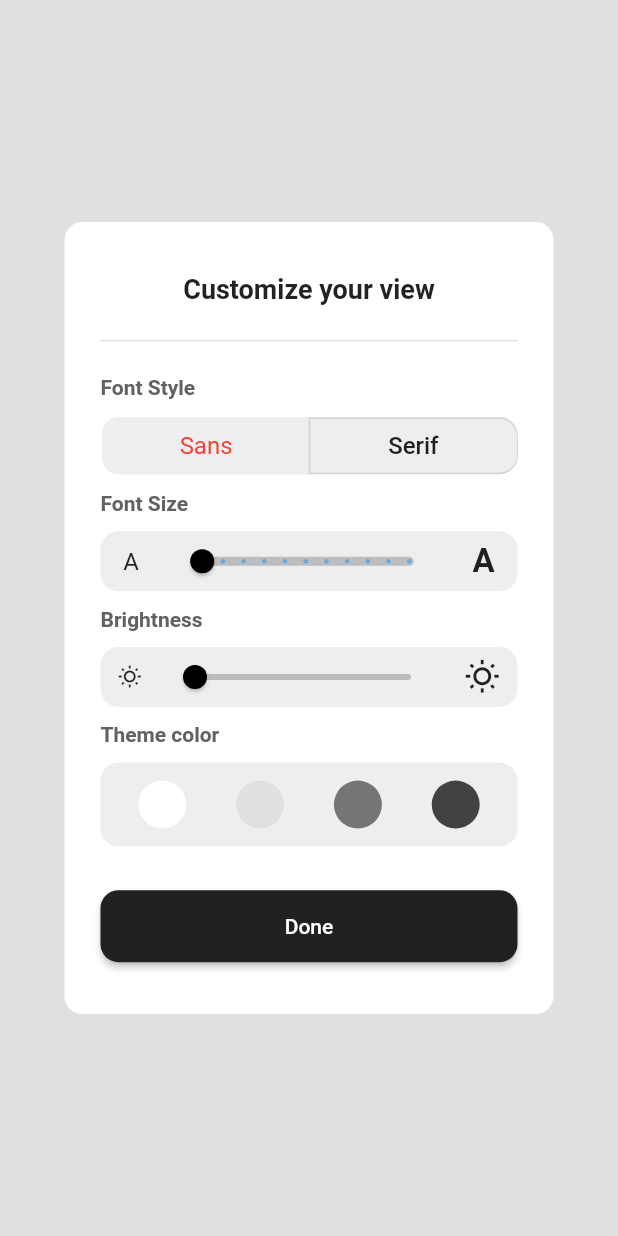
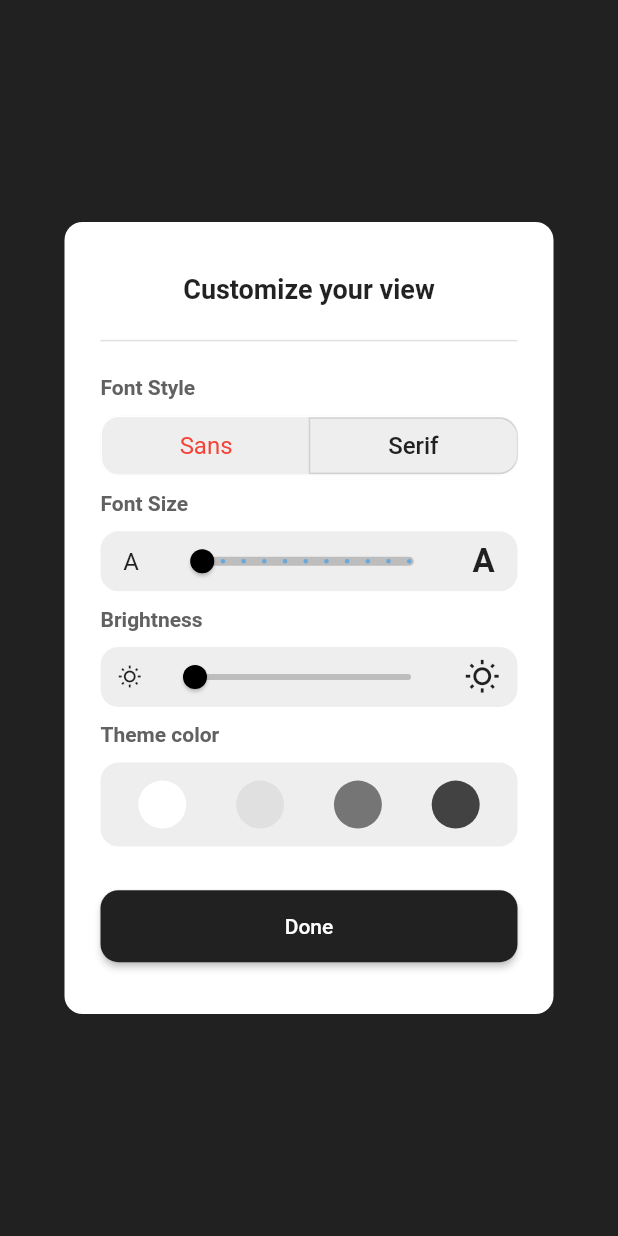
Before and after one commit to ZayniddinMamarasulov/DigiNews, a Flutter app: the screen it shows after launch, after a tap on the "title" icon, on a phone screen of 412 x 824 dp. Run offline on Flutter 3.47's test engine with Material 2 defaults, Android fonts, the phone set to English and light mode, and no system bars; our stand-ins replace bouncing_widget, carousel_slider, google_fonts, intl_phone_number_input.

Commit message:
nmadir ozgardi

```diff
--- a/lib/screens/dashboard/customread_page/brightnes.dart
+++ b/lib/screens/dashboard/customread_page/brightnes.dart
@@ -7,9 +7,9 @@ class BrightnesPage extends StatefulWidget {
   State<BrightnesPage> createState() => _BrightnesPageState();
 }
 
+int brightness = 0;
+
 class _BrightnesPageState extends State<BrightnesPage> {
-  double count = 0.0;
-
   @override
   Widget build(BuildContext context) {
     return Row(
@@ -22,22 +22,20 @@ class _BrightnesPageState extends State<BrightnesPage> {
         SliderTheme(
           data: SliderThemeData(
               activeTrackColor: Colors.black,
-              thumbShape:
-                  const RoundSliderThumbShape(enabledThumbRadius: 8.0),
+              thumbShape: const RoundSliderThumbShape(enabledThumbRadius: 8.0),
               trackHeight: 4.0,
               inactiveTrackColor: Colors.grey[400],
               thumbColor: Colors.black,
               minThumbSeparation: 100.0,
               valueIndicatorTextStyle: const TextStyle(fontSize: 10.0),
               valueIndicatorColor: Colors.teal),
-          child: Slider(
+          child: Slider.adaptive(
               min: 0.0,
-              max: 100.0,
-              value: count,
-              onChanged: (value) {
-                setState(() {
-                  count = value;
-                });
+              max: 800.0,
+              label: "$brightness",
+              value: brightness.toDouble(),
+              onChanged: (newBrightness) {
+                setState(() => brightness = newBrightness.toInt());
               }),
         ),
         const Icon(Icons.wb_sunny_outlined),
--- a/lib/screens/dashboard/customread_page/example_page.dart
+++ b/lib/screens/dashboard/customread_page/example_page.dart
@@ -1,4 +1,6 @@
 import 'package:flutter/material.dart';
+import 'package:news_app/screens/dashboard/customread_page/brightnes.dart';
+import 'package:news_app/screens/dashboard/customread_page/font_size.dart';
 import 'package:news_app/screens/dashboard/customread_page/hero_animation.dart';
 
 class ExamplePage extends StatelessWidget {
@@ -7,6 +9,7 @@ class ExamplePage extends StatelessWidget {
   @override
   Widget build(BuildContext context) {
     return Scaffold(
+      backgroundColor: Colors.grey[900 - brightness],
       appBar: AppBar(
         title: Text(
           "data",
@@ -17,11 +20,15 @@ class ExamplePage extends StatelessWidget {
                 barrierDismissible: true,
                 useRootNavigator: true,
                 context: context,
-                builder: (context) => HeroPage(),
+                builder: (context) => const HeroPage(),
               );
             },
             icon: Icon(Icons.title)),
       ),
+      body: Text(
+        "nimadir",
+        style: TextStyle(fontSize: 2 * count),
+      ),
     );
   }
 }
--- a/lib/screens/dashboard/customread_page/font_size.dart
+++ b/lib/screens/dashboard/customread_page/font_size.dart
@@ -7,9 +7,10 @@ class FontSize extends StatefulWidget {
   State<FontSize> createState() => _FontSizeState();
 }
 
+double count = 1.0;
+
 class _FontSizeState extends State<FontSize> {
-  RangeValues values = const RangeValues(0.0, 100.0);
-  double count = 0.0;
+  RangeValues values = const RangeValues(0.0, 36.0);
 
   @override
   Widget build(BuildContext context) {
@@ -32,14 +33,10 @@ class _FontSizeState extends State<FontSize> {
               valueIndicatorColor: Colors.white),
           child: Slider(
               min: 0.0,
-              max: 100.0,
+              max: 36.0,
               divisions: 10,
               value: count,
-              onChanged: (value) {
-                setState(() {
-                  count = value;
-                });
-              }),
+              onChanged: (double value) => _changed(value)),
         ),
         const Text(
           "A",
@@ -48,4 +45,10 @@ class _FontSizeState extends State<FontSize> {
       ],
     );
   }
+
+  void _changed(value) {
+    setState(() {
+      count = value;
+    });
+  }
 }
--- a/lib/screens/dashboard/customread_page/hero_animation.dart
+++ b/lib/screens/dashboard/customread_page/hero_animation.dart
@@ -10,12 +10,13 @@ class HeroPage extends StatelessWidget {
   @override
   Widget build(BuildContext context) {
     return Scaffold(
-      backgroundColor: Colors.grey[300],
+      backgroundColor: Colors.grey[900 - brightness],
       body: SizedBox(
         child: Hero(
+          transitionOnUserGestures: false,
           tag: Image.asset("assets/dashboard/Okk.png"),
           child: Material(
-              color: Colors.transparent,
+              color: Colors.grey[900 - brightness],
               child: InkWell(
                 onTap: () {
                   Navigator.pop(context);
@@ -124,7 +125,9 @@ class HeroPage extends StatelessWidget {
                                                 BorderRadius.circular(12))),
                                     backgroundColor: MaterialStateProperty.all(
                                         Colors.grey.shade900)),
-                                onPressed: () {},
+                                onPressed: () {
+                                  Navigator.pop(context);
+                                },
                                 child: const Text('Done'),
                               ))
                         ],
--- a/lib/screens/dashboard/customread_page/theme_color.dart
+++ b/lib/screens/dashboard/customread_page/theme_color.dart
@@ -25,7 +25,6 @@ class _ThemeColorState extends State<ThemeColor> {
               icon: CircleAvatar(
                 backgroundColor: Colors.grey[300],
                 radius: 20,
-
               )),
           IconButton(
               onPressed: () {},
```
